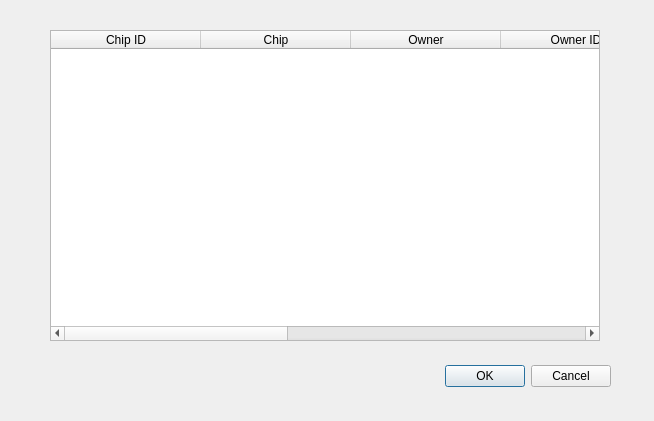
First picture: the form in open_chip_dialog.ui, repository ZhihongLei/IASRegisterManager, before the edit.
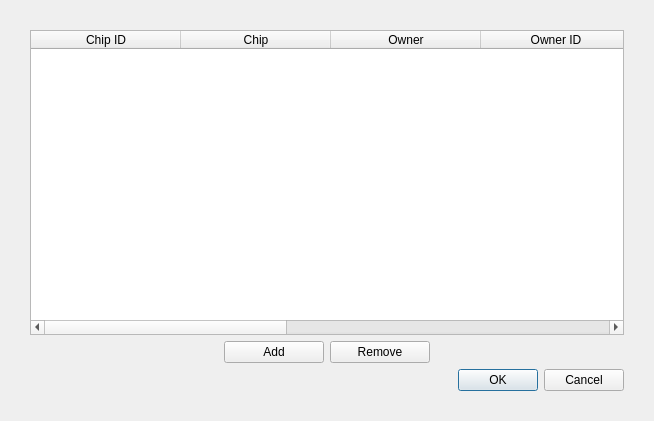
Second picture: the form after the edit.

Patch:
```diff
--- a/open_chip_dialog.ui
+++ b/open_chip_dialog.ui
@@ -13,31 +13,21 @@
   <property name="windowTitle">
    <string>Open Chip</string>
   </property>
-  <widget class="QDialogButtonBox" name="buttonBox">
-   <property name="geometry">
-    <rect>
-     <x>270</x>
-     <y>360</y>
-     <width>341</width>
-     <height>32</height>
-    </rect>
+  <layout class="QVBoxLayout" name="verticalLayout">
+   <property name="leftMargin">
+    <number>30</number>
    </property>
-   <property name="orientation">
-    <enum>Qt::Horizontal</enum>
+   <property name="topMargin">
+    <number>30</number>
    </property>
-   <property name="standardButtons">
-    <set>QDialogButtonBox::Cancel|QDialogButtonBox::Ok</set>
+   <property name="rightMargin">
+    <number>30</number>
    </property>
-  </widget>
+   <property name="bottomMargin">
+    <number>30</number>
+   </property>
+   <item>
   <widget class="QTableWidget" name="tableWidgetChip">
-   <property name="geometry">
-    <rect>
-     <x>50</x>
-     <y>30</y>
-     <width>550</width>
-     <height>311</height>
-    </rect>
-   </property>
    <property name="editTriggers">
     <set>QAbstractItemView::NoEditTriggers</set>
    </property>
@@ -92,6 +82,92 @@
     </property>
    </column>
   </widget>
+   </item>
+   <item>
+    <layout class="QHBoxLayout" name="horizontalLayout">
+     <item>
+      <spacer name="horizontalSpacer">
+       <property name="orientation">
+        <enum>Qt::Horizontal</enum>
+       </property>
+       <property name="sizeHint" stdset="0">
+        <size>
+         <width>40</width>
+         <height>20</height>
+        </size>
+       </property>
+      </spacer>
+     </item>
+     <item>
+      <widget class="QPushButton" name="pushButtonAddChip">
+       <property name="sizePolicy">
+        <sizepolicy hsizetype="Fixed" vsizetype="Fixed">
+         <horstretch>0</horstretch>
+         <verstretch>0</verstretch>
+        </sizepolicy>
+       </property>
+       <property name="minimumSize">
+        <size>
+         <width>100</width>
+         <height>0</height>
+        </size>
+       </property>
+       <property name="text">
+        <string>Add</string>
+       </property>
+      </widget>
+     </item>
+     <item>
+      <widget class="QPushButton" name="pushButtonRemoveChip">
+       <property name="sizePolicy">
+        <sizepolicy hsizetype="Fixed" vsizetype="Fixed">
+         <horstretch>0</horstretch>
+         <verstretch>0</verstretch>
+        </sizepolicy>
+       </property>
+       <property name="minimumSize">
+        <size>
+         <width>100</width>
+         <height>0</height>
+        </size>
+       </property>
+       <property name="maximumSize">
+        <size>
+         <width>100</width>
+         <height>16777215</height>
+        </size>
+       </property>
+       <property name="text">
+        <string>Remove</string>
+       </property>
+      </widget>
+     </item>
+     <item>
+      <spacer name="horizontalSpacer_2">
+       <property name="orientation">
+        <enum>Qt::Horizontal</enum>
+       </property>
+       <property name="sizeHint" stdset="0">
+        <size>
+         <width>40</width>
+         <height>20</height>
+        </size>
+       </property>
+      </spacer>
+     </item>
+    </layout>
+   </item>
+   <item>
+    <widget class="QDialogButtonBox" name="buttonBox">
+     <property name="orientation">
+      <enum>Qt::Horizontal</enum>
+     </property>
+     <property name="standardButtons">
+      <set>QDialogButtonBox::Cancel|QDialogButtonBox::Ok</set>
+     </property>
+    </widget>
+   </item>
+  </layout>
  </widget>
  <resources/>
  <connections>
```
Lines whose indentation alone changed are shown as unchanged.
